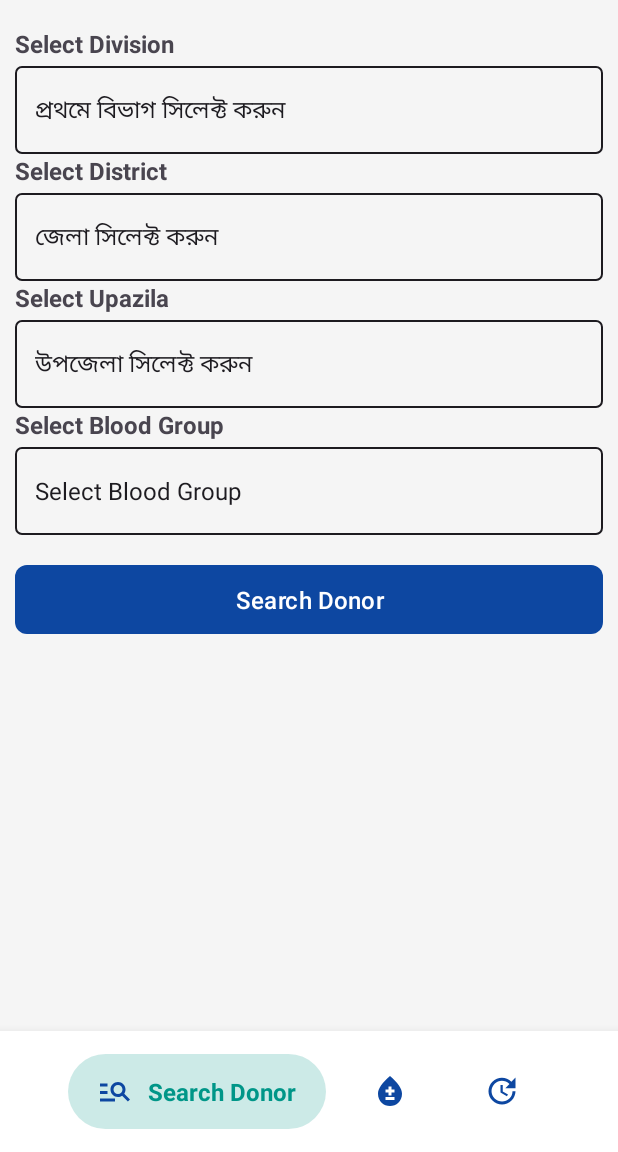
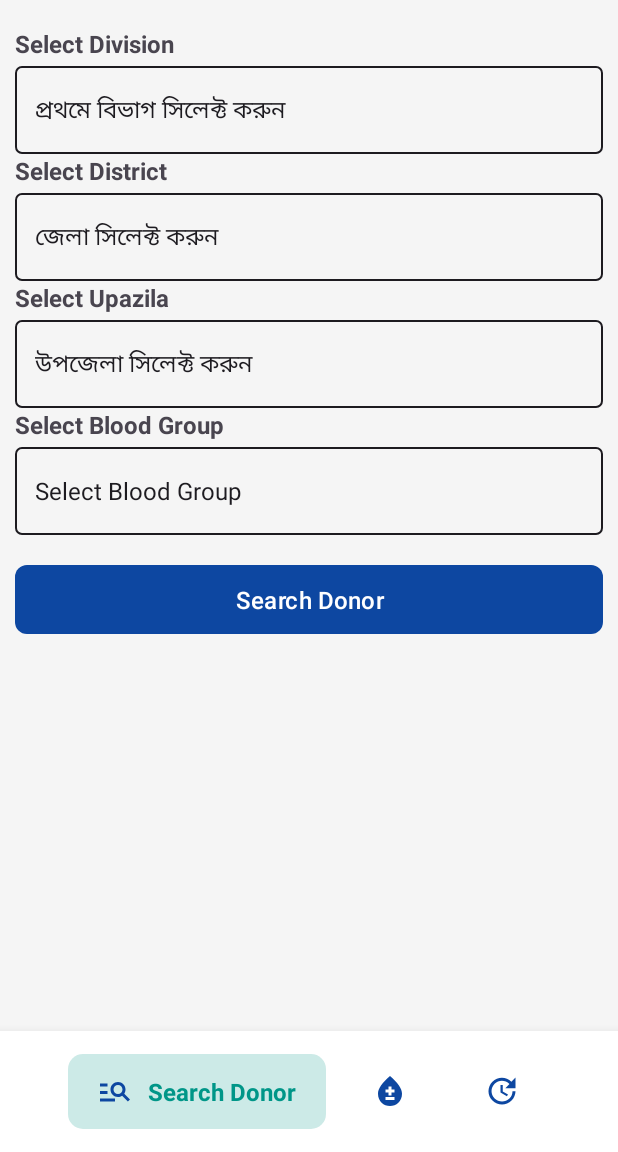
Before and after one commit to SHTSoftware/RaktoDaan-Blood-Donation, an Android app: the screen it shows after launch (MainActivity), on a phone screen of 412 x 824 dp, the part 84-1236 px from its top. Run offline under Robolectric (Android 15) with nearby library versions, the phone set to English and light mode, and no system bars.

Commit message:
Bottom Navigation BG Update

```diff
--- a/app/src/main/res/drawable/bg_donor.xml
+++ b/app/src/main/res/drawable/bg_donor.xml
@@ -3,6 +3,6 @@
     android:shape="rectangle">
 
     <solid android:color="@color/donor_20"/>
-    <corners android:radius="100dp"/>
+    <corners android:radius="10dp"/>
 
 </shape>
--- a/app/src/main/res/drawable/bg_search.xml
+++ b/app/src/main/res/drawable/bg_search.xml
@@ -3,6 +3,6 @@
     android:shape="rectangle">
 
     <solid android:color="@color/search_20"/>
-    <corners android:radius="100dp"/>
+    <corners android:radius="10dp" />
 
 </shape>
--- a/app/src/main/res/drawable/bg_update.xml
+++ b/app/src/main/res/drawable/bg_update.xml
@@ -3,6 +3,6 @@
     android:shape="rectangle">
 
     <solid android:color="@color/update_20"/>
-    <corners android:radius="100dp"/>
+    <corners android:radius="10dp"/>
 
 </shape>
```
